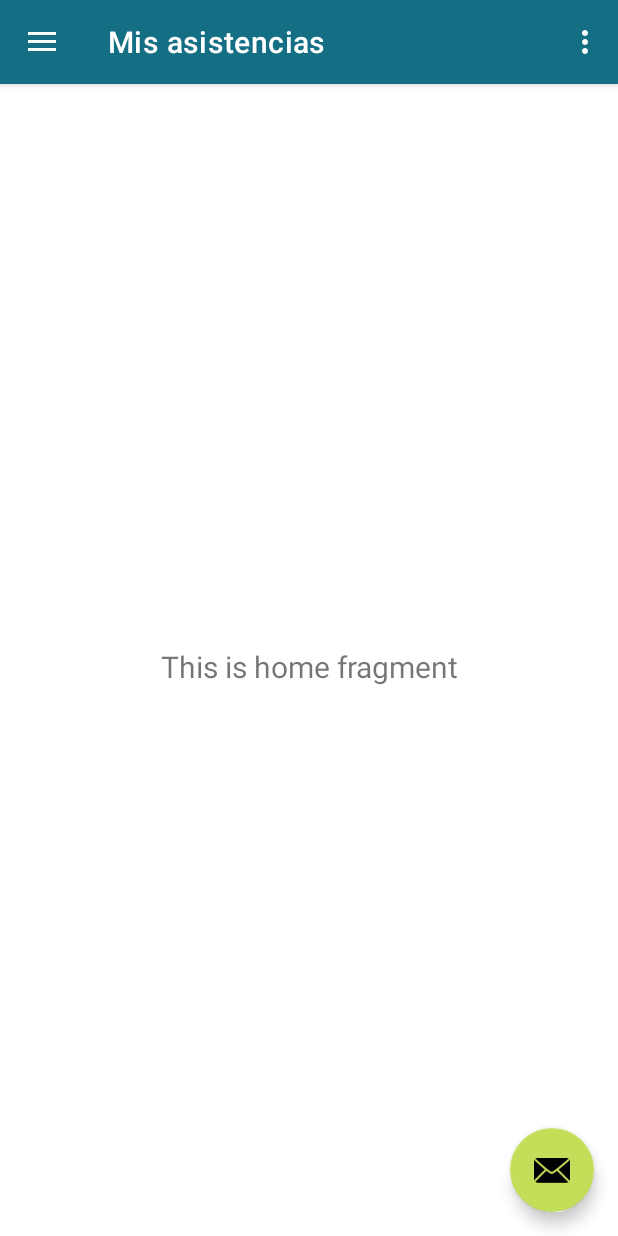
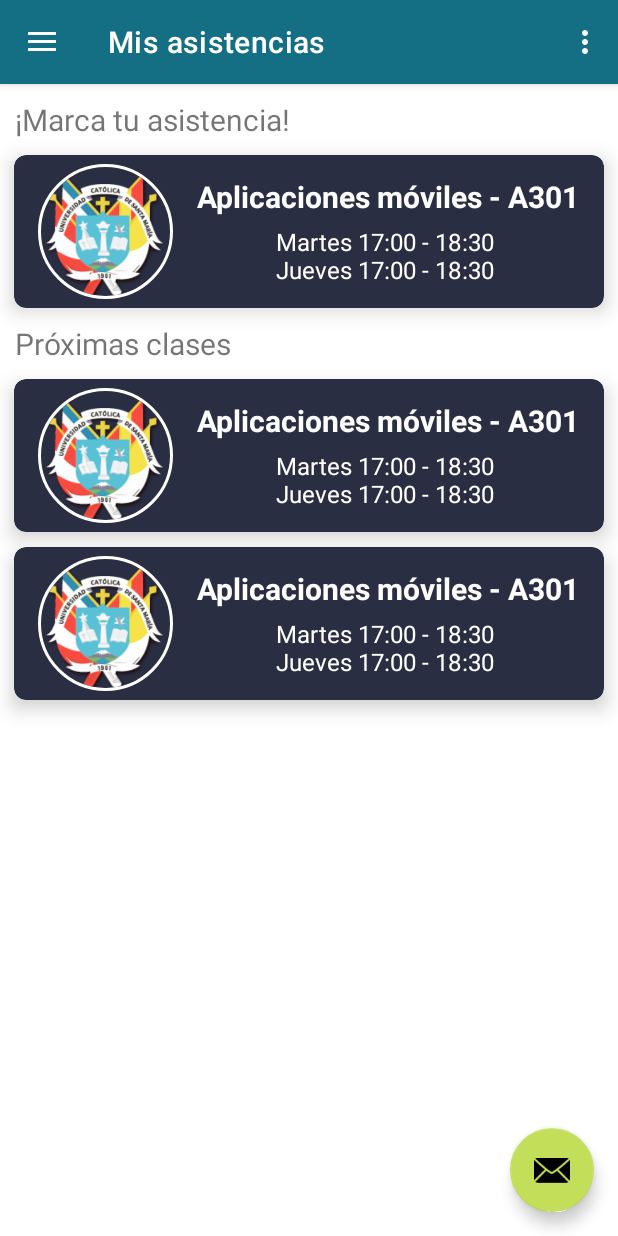
Before and after one commit to NicolasPCS/ASYS, an Android app: the screen it shows after launch (MainActivity), on a phone screen of 412 x 824 dp. Run offline under Robolectric (Android 15) with nearby library versions, the phone set to English and light mode, and no system bars; our stand-ins replace CircleImageView, navigation-ui.

Commit message:
Added attendance fragment.

```diff
--- a/app/build.gradle
+++ b/app/build.gradle
@@ -42,4 +42,11 @@ dependencies {
     testImplementation 'junit:junit:4.13.2'
     androidTestImplementation 'androidx.test.ext:junit:1.1.3'
     androidTestImplementation 'androidx.test.espresso:espresso-core:3.4.0'
+
+    implementation 'de.hdodenhof:circleimageview:3.1.0'
+    implementation 'com.github.bumptech.glide:glide:4.13.0'
+
+    // Glide library
+    implementation 'com.github.bumptech.glide:glide:4.13.0'
+    annotationProcessor 'com.github.bumptech.glide:compiler:4.11.0'
 }
--- a/app/src/main/java/com/example/asys/ui/home/HomeFragment.java
+++ b/app/src/main/java/com/example/asys/ui/home/HomeFragment.java
@@ -24,8 +24,8 @@ public class HomeFragment extends Fragment {
         binding = FragmentHomeBinding.inflate(inflater, container, false);
         View root = binding.getRoot();
 
-        final TextView textView = binding.textHome;
-        homeViewModel.getText().observe(getViewLifecycleOwner(), textView::setText);
+//        final TextView textView = binding.textHome;
+//        homeViewModel.getText().observe(getViewLifecycleOwner(), textView::setText);
         return root;
     }
 
--- a/app/src/main/java/com/example/asys/ui/slideshow/SlideshowFragment.java
+++ /dev/null
@@ -1,37 +0,0 @@
-package com.example.asys.ui.slideshow;
-
-import android.os.Bundle;
-import android.view.LayoutInflater;
-import android.view.View;
-import android.view.ViewGroup;
-import android.widget.TextView;
-
-import androidx.annotation.NonNull;
-import androidx.fragment.app.Fragment;
-import androidx.lifecycle.ViewModelProvider;
-
-import com.example.asys.databinding.FragmentSlideshowBinding;
-
-public class SlideshowFragment extends Fragment {
-
-    private FragmentSlideshowBinding binding;
-
-    public View onCreateView(@NonNull LayoutInflater inflater,
-                             ViewGroup container, Bundle savedInstanceState) {
-        SlideshowViewModel slideshowViewModel =
-                new ViewModelProvider(this).get(SlideshowViewModel.class);
-
-        binding = FragmentSlideshowBinding.inflate(inflater, container, false);
-        View root = binding.getRoot();
-
-        final TextView textView = binding.textSlideshow;
-        slideshowViewModel.getText().observe(getViewLifecycleOwner(), textView::setText);
-        return root;
-    }
-
-    @Override
-    public void onDestroyView() {
-        super.onDestroyView();
-        binding = null;
-    }
-}
--- a/app/src/main/java/com/example/asys/ui/slideshow/SlideshowViewModel.java
+++ /dev/null
@@ -1,19 +0,0 @@
-package com.example.asys.ui.slideshow;
-
-import androidx.lifecycle.LiveData;
-import androidx.lifecycle.MutableLiveData;
-import androidx.lifecycle.ViewModel;
-
-public class SlideshowViewModel extends ViewModel {
-
-    private final MutableLiveData<String> mText;
-
-    public SlideshowViewModel() {
-        mText = new MutableLiveData<>();
-        mText.setValue("This is slideshow fragment");
-    }
-
-    public LiveData<String> getText() {
-        return mText;
-    }
-}
--- /dev/null
+++ b/app/src/main/res/layout/card_course_item.xml
@@ -0,0 +1,69 @@
+<?xml version="1.0" encoding="utf-8"?>
+<androidx.cardview.widget.CardView
+    xmlns:android="http://schemas.android.com/apk/res/android"
+    android:layout_width="match_parent"
+    android:layout_height="match_parent"
+    xmlns:tools="http://schemas.android.com/tools"
+    xmlns:app="http://schemas.android.com/apk/res-auto"
+    android:id="@+id/card_course_item"
+    android:layout_margin="16dp"
+    app:cardCornerRadius="8dp"
+    app:cardElevation="8dp"
+    app:cardBackgroundColor="@color/colorPrimaryDark">
+
+    <LinearLayout
+        android:layout_width="wrap_content"
+        android:layout_height="wrap_content"
+        android:layout_marginStart="16dp"
+        android:orientation="vertical">
+
+        <LinearLayout
+            android:layout_width="match_parent"
+            android:layout_height="wrap_content"
+            android:gravity="center_vertical"
+            android:orientation="horizontal">
+
+            <de.hdodenhof.circleimageview.CircleImageView
+                android:id="@+id/imageView"
+                android:layout_width="90dp"
+                android:layout_height="90dp"
+                android:layout_marginTop="6dp"
+                android:layout_marginBottom="6dp"
+                android:src="@drawable/ucsm"
+                app:civ_border_color="@color/white"
+                app:civ_border_width="2dp"
+                tools:ignore="ImageContrastCheck" />
+
+            <LinearLayout
+                android:layout_width="0dp"
+                android:layout_height="match_parent"
+                android:layout_marginStart="16dp"
+                android:layout_marginEnd="16dp"
+                android:layout_weight="1"
+                android:gravity="center"
+                android:orientation="vertical">
+
+                <TextView
+                    android:id="@+id/course_name"
+                    android:layout_width="wrap_content"
+                    android:layout_height="wrap_content"
+                    android:text="Aplicaciones móviles - A301"
+                    android:textColor="@color/white"
+                    android:textSize="20sp"
+                    android:textStyle="bold" />
+
+                <TextView
+                    android:id="@+id/course_schedule"
+                    android:layout_width="wrap_content"
+                    android:layout_height="wrap_content"
+                    android:layout_marginTop="5dp"
+                    android:text="Martes 17:00 - 18:30 \nJueves 17:00 - 18:30"
+                    android:textColor="@color/white"
+                    android:textSize="16sp" />
+            </LinearLayout>
+
+        </LinearLayout>
+
+    </LinearLayout>
+
+</androidx.cardview.widget.CardView>
--- a/app/src/main/res/layout/fragment_home.xml
+++ b/app/src/main/res/layout/fragment_home.xml
@@ -7,16 +7,53 @@
     tools:context=".ui.home.HomeFragment">
 
     <TextView
-        android:id="@+id/text_home"
-        android:layout_width="match_parent"
+        android:id="@+id/textView2"
+        android:layout_width="wrap_content"
         android:layout_height="wrap_content"
-        android:layout_marginStart="8dp"
-        android:layout_marginTop="8dp"
-        android:layout_marginEnd="8dp"
-        android:textAlignment="center"
-        android:textSize="20sp"
-        app:layout_constraintBottom_toBottomOf="parent"
+        android:layout_marginStart="10dp"
+        android:layout_marginTop="10dp"
+        android:text="¡Marca tu asistencia!"
+        android:textSize="20dp"
+        app:layout_constraintStart_toStartOf="parent"
+        app:layout_constraintTop_toTopOf="parent" />
+
+    <include
+        android:id="@+id/include"
+        layout="@layout/card_course_item"
+        android:layout_width="wrap_content"
+        android:layout_height="wrap_content"
+        android:layout_marginTop="10dp"
         app:layout_constraintEnd_toEndOf="parent"
         app:layout_constraintStart_toStartOf="parent"
-        app:layout_constraintTop_toTopOf="parent" />
+        app:layout_constraintTop_toBottomOf="@+id/textView2" />
+
+    <TextView
+        android:id="@+id/textView4"
+        android:layout_width="wrap_content"
+        android:layout_height="wrap_content"
+        android:layout_marginStart="10dp"
+        android:layout_marginTop="10dp"
+        android:text="Próximas clases"
+        android:textSize="20dp"
+        app:layout_constraintStart_toStartOf="parent"
+        app:layout_constraintTop_toBottomOf="@+id/include" />
+
+    <include
+        android:id="@+id/include2"
+        layout="@layout/card_course_item"
+        android:layout_width="wrap_content"
+        android:layout_height="wrap_content"
+        android:layout_marginTop="10dp"
+        app:layout_constraintEnd_toEndOf="parent"
+        app:layout_constraintStart_toStartOf="parent"
+        app:layout_constraintTop_toBottomOf="@+id/textView4" />
+
+    <include
+        layout="@layout/card_course_item"
+        android:layout_width="wrap_content"
+        android:layout_height="wrap_content"
+        android:layout_marginTop="10dp"
+        app:layout_constraintEnd_toEndOf="parent"
+        app:layout_constraintStart_toStartOf="parent"
+        app:layout_constraintTop_toBottomOf="@+id/include2" />
 </androidx.constraintlayout.widget.ConstraintLayout>
```
